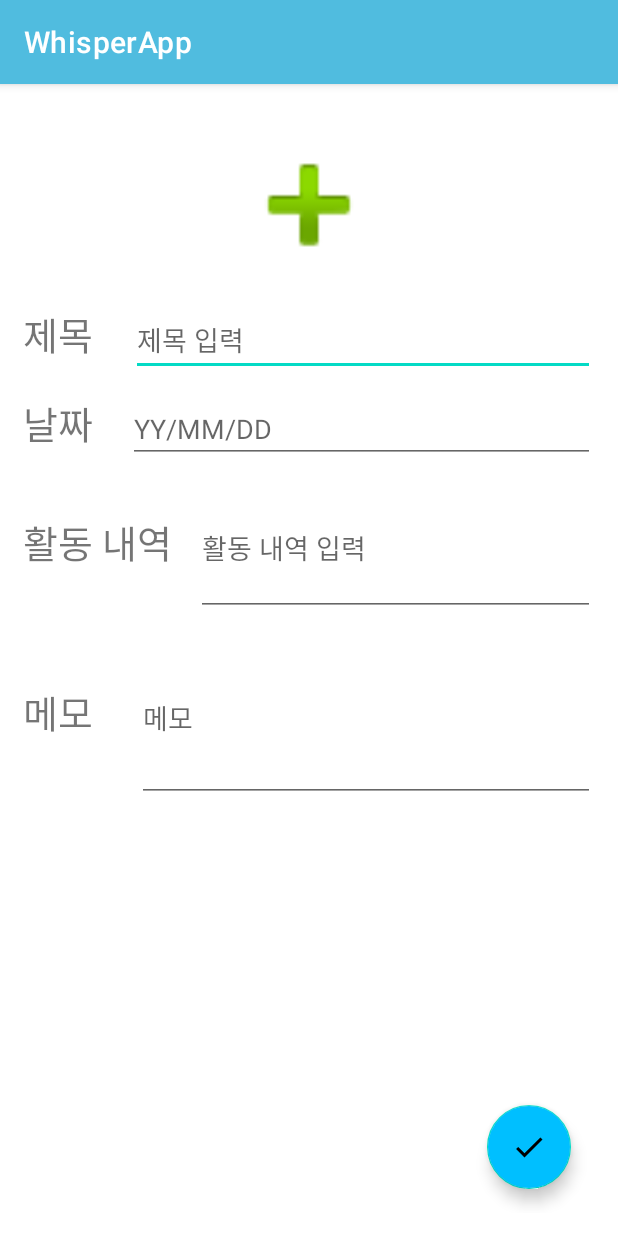
After one commit to GURU2-Android-Kotlin/whisperApp, an Android app: the PortRegActivity screen opened directly, with no data from a screen before it, on a phone screen of 412 x 824 dp. The commit adds this screen. Run offline under Robolectric (Android 15) with nearby library versions, the phone set to English and light mode, and no system bars; libraries missing offline, so code that uses them is left out: io.realm, io.realm.exceptions, io.realm.kotlin; 2 statements that could not run were skipped.

Commit message:
포트폴리오(사진 빼고)

```diff
--- a/app/src/main/AndroidManifest.xml
+++ b/app/src/main/AndroidManifest.xml
@@ -11,6 +11,8 @@
         android:supportsRtl="true"
         android:theme="@style/Theme.WhisperApp">
         <activity android:name=".EditTodoActivity"></activity>
+        <activity android:name=".PortRegActivity"/>
+        <activity android:name=".PortMainActivity"/>
         <activity
             android:name=".TodoActivity"
             android:label="@string/title_activity_todo"
--- a/app/src/main/java/com/example/whisperapp/MainActivity.kt
+++ b/app/src/main/java/com/example/whisperapp/MainActivity.kt
@@ -8,15 +8,20 @@ import org.jetbrains.anko.startActivity
 class MainActivity : AppCompatActivity() {
 
     lateinit var todobutton: Button
+    lateinit var btn_port: Button
 
     override fun onCreate(savedInstanceState: Bundle?) {
         super.onCreate(savedInstanceState)
         setContentView(R.layout.activity_main)
 
         todobutton=findViewById(R.id.todobutton)
+        btn_port = findViewById(R.id.btn_port)
 
         todobutton.setOnClickListener { view ->
             startActivity<TodoActivity>()
         }
+        btn_port.setOnClickListener {view ->
+            startActivity<PortMainActivity>()
+        }
     }
 }
--- /dev/null
+++ b/app/src/main/java/com/example/whisperapp/PortRegActivity.kt
@@ -0,0 +1,122 @@
+package com.example.whisperapp
+
+import android.os.Bundle
+import android.view.View
+import android.widget.EditText
+import android.widget.Toast
+import androidx.appcompat.app.AppCompatActivity
+import com.google.android.material.floatingactionbutton.FloatingActionButton
+import io.realm.Realm
+import io.realm.RealmConfiguration
+import io.realm.exceptions.RealmMigrationNeededException
+import io.realm.kotlin.createObject
+import io.realm.kotlin.where
+
+class PortRegActivity : AppCompatActivity() {
+
+    //lateinit var imageView_port: ImageView
+    lateinit var edtTitle_port: EditText
+    lateinit var edtDate_port: EditText
+    lateinit var edtContent_port: EditText
+    lateinit var edtMemo_port: EditText
+    lateinit var deleteFab_port: FloatingActionButton
+    lateinit var doneFab_port: FloatingActionButton
+
+    val realm1 = try {
+        val config = RealmConfiguration.Builder()
+            .deleteRealmIfMigrationNeeded()
+            .build()
+        Realm.getInstance(config)
+    } catch (ex: RealmMigrationNeededException) {
+        Realm.getDefaultInstance()
+    }
+    val Gallery = 0
+    var imgPath: String = ""
+
+    override fun onCreate(savedInstanceState: Bundle?) {
+        super.onCreate(savedInstanceState)
+        setContentView(R.layout.activity_reg_port)
+
+        //imageView_port = findViewById<ImageView>(R.id.imageView_port)
+        edtTitle_port = findViewById(R.id.edtTitle_port)
+        edtDate_port = findViewById(R.id.edtDate_port)
+        edtContent_port = findViewById(R.id.edtContent_port)
+        edtMemo_port = findViewById(R.id.edtMemo_port)
+        deleteFab_port = findViewById(R.id.deleteFab_port)
+        doneFab_port = findViewById(R.id.doneFab_port)
+
+        val id = intent.getLongExtra("id", -1L)
+        if (id == -1L) {
+            insertMode_port()
+        } else {
+            updateMode_port(id)
+        }
+    }
+
+    private fun insertMode_port() {
+        deleteFab_port.visibility = View.GONE
+        doneFab_port.setOnClickListener { insertTodo_port() }
+    }
+
+    private fun updateMode_port(id: Long) {
+        val listdb = realm1.where<portDB>().equalTo("id", id).findFirst()!!
+        edtTitle_port.setText(listdb.title)
+        edtDate_port.setText(listdb.date)
+        edtContent_port.setText(listdb.content)
+        edtMemo_port.setText(listdb.memo)
+
+        doneFab_port.setOnClickListener { updateTodo_port(id) }
+        deleteFab_port.setOnClickListener { deleteTodo_port(id) }
+    }
+
+    override fun onDestroy() {
+        super.onDestroy()
+        realm1.close()
+    }
+
+    private fun insertTodo_port() {
+        realm1.beginTransaction()
+
+        val newItem = realm1.createObject<portDB>(nextId())
+        //newItem.img = byteArrayOf()
+        newItem.title = edtTitle_port.text.toString()
+        newItem.date = edtDate_port.text.toString()
+        newItem.content = edtContent_port.text.toString()
+        newItem.memo = edtMemo_port.text.toString()
+        realm1.commitTransaction()
+        Toast.makeText(this, "저장되었습니다", Toast.LENGTH_SHORT).show()
+    }
+
+    private fun updateTodo_port(id: Long) {
+        realm1.beginTransaction()
+
+        val updateItem = realm1.where<portDB>().equalTo("id", id).findFirst()!!
+        updateItem.title = edtTitle_port.text.toString()
+        updateItem.date = edtDate_port.text.toString()
+        updateItem.content = edtContent_port.text.toString()
+        updateItem.memo = edtMemo_port.text.toString()
+
+        realm1.commitTransaction()
+        Toast.makeText(this, "변경되었습니다", Toast.LENGTH_SHORT).show()
+    }
+
+    private fun deleteTodo_port(id: Long) {
+        realm1.beginTransaction()
+
+        val deleteItem = realm1.where<portDB>().equalTo("id", id).findFirst()!!
+        deleteItem.deleteFromRealm()
+
+        realm1.commitTransaction()
+
+        Toast.makeText(this, "삭제되었습니다", Toast.LENGTH_SHORT).show()
+    }
+
+    private fun nextId(): Int {
+        val maxId = realm1.where<portDB>().max("id")
+
+        if (maxId != null) {
+            return maxId.toInt() + 1
+        }
+        return 0
+    }
+}
--- a/app/src/main/res/layout/activity_main.xml
+++ b/app/src/main/res/layout/activity_main.xml
@@ -53,7 +53,7 @@
         app:layout_constraintTop_toBottomOf="@+id/todobutton" />
 
     <Button
-        android:id="@+id/button5"
+        android:id="@+id/btn_port"
         android:layout_width="120dp"
         android:layout_height="wrap_content"
         android:layout_marginTop="12dp"
@@ -71,7 +71,7 @@
         android:layout_marginEnd="8dp"
         android:text="내 정보"
         app:layout_constraintEnd_toEndOf="parent"
-        app:layout_constraintStart_toEndOf="@+id/button5"
+        app:layout_constraintStart_toEndOf="@+id/btn_port"
         app:layout_constraintTop_toBottomOf="@+id/button3" />
 
     <ImageView
@@ -101,7 +101,7 @@
         android:textSize="22sp"
         app:layout_constraintEnd_toEndOf="parent"
         app:layout_constraintStart_toStartOf="parent"
-        app:layout_constraintTop_toBottomOf="@+id/button5" />
+        app:layout_constraintTop_toBottomOf="@+id/btn_port" />
 
     <TextView
         android:id="@+id/todoDateTextView"
--- /dev/null
+++ b/app/src/main/res/layout/activity_reg_port.xml
@@ -0,0 +1,154 @@
+<?xml version="1.0" encoding="utf-8"?>
+<androidx.constraintlayout.widget.ConstraintLayout xmlns:android="http://schemas.android.com/apk/res/android"
+    xmlns:app="http://schemas.android.com/apk/res-auto"
+    xmlns:tools="http://schemas.android.com/tools"
+    android:layout_width="match_parent"
+    android:layout_height="match_parent"
+    android:orientation="vertical"
+    android:padding="15dp">
+
+    <LinearLayout
+        android:id="@+id/linearLayout1_port"
+        android:layout_width="match_parent"
+        android:layout_height="wrap_content"
+        android:layout_margin="15dp"
+        android:orientation="vertical"
+        app:layout_constraintTop_toTopOf="parent"
+        tools:layout_editor_absoluteX="29dp">
+
+        <ImageView
+            android:id="@+id/imageView_port"
+            android:layout_width="200dp"
+            android:layout_height="100dp"
+            android:layout_gravity="center_horizontal"
+            app:srcCompat="@android:drawable/ic_input_add" />
+    </LinearLayout>
+
+    <LinearLayout
+        android:id="@+id/linearLayout2_port"
+        android:layout_width="match_parent"
+        android:layout_height="wrap_content"
+        android:layout_marginTop="16dp"
+        android:orientation="horizontal"
+        app:layout_constraintTop_toBottomOf="@+id/linearLayout1_port"
+        tools:layout_editor_absoluteX="13dp">
+
+        <TextView
+            android:layout_width="wrap_content"
+            android:layout_height="wrap_content"
+            android:layout_weight="1"
+            android:text="제목"
+            android:textSize="25sp" />
+
+        <EditText
+            android:id="@+id/edtTitle_port"
+            android:layout_width="wrap_content"
+            android:layout_height="wrap_content"
+            android:layout_weight="9"
+            android:hint="제목 입력" />
+    </LinearLayout>
+
+    <LinearLayout
+        android:id="@+id/linearLayout3_port"
+        android:layout_width="match_parent"
+        android:layout_height="wrap_content"
+        android:layout_marginTop="12dp"
+        android:orientation="horizontal"
+        android:textSize="25sp"
+        app:layout_constraintTop_toBottomOf="@+id/linearLayout2_port"
+        tools:layout_editor_absoluteX="30dp">
+
+        <TextView
+            android:layout_width="wrap_content"
+            android:layout_height="wrap_content"
+            android:layout_weight="1"
+            android:text="날짜"
+            android:textSize="25sp" />
+
+        <EditText
+            android:id="@+id/edtDate_port"
+            android:layout_width="wrap_content"
+            android:layout_height="wrap_content"
+            android:layout_weight="9"
+            android:hint="YY/MM/DD" />
+
+    </LinearLayout>
+
+    <LinearLayout
+        android:id="@+id/linearLayout4_port"
+        android:layout_width="match_parent"
+        android:layout_height="wrap_content"
+        android:layout_marginTop="12dp"
+        android:orientation="horizontal"
+        app:layout_constraintTop_toBottomOf="@+id/linearLayout3_port"
+        tools:layout_editor_absoluteX="13dp">
+
+        <TextView
+            android:layout_width="wrap_content"
+            android:layout_height="wrap_content"
+            android:layout_weight="1"
+            android:text="활동 내역"
+            android:textSize="25sp" />
+
+        <EditText
+            android:id="@+id/edtContent_port"
+            android:layout_width="wrap_content"
+            android:layout_height="wrap_content"
+            android:layout_weight="9"
+            android:hint="활동 내역 입력"
+            android:inputType="textMultiLine"
+            android:lines="3" />
+    </LinearLayout>
+
+    <LinearLayout
+        android:layout_width="match_parent"
+        android:layout_height="wrap_content"
+        android:layout_marginTop="12dp"
+        android:orientation="horizontal"
+        app:layout_constraintTop_toBottomOf="@+id/linearLayout4_port"
+        tools:layout_editor_absoluteX="16dp">
+
+        <TextView
+            android:layout_width="wrap_content"
+            android:layout_height="wrap_content"
+            android:layout_weight="1"
+            android:text="메모"
+            android:textSize="25sp" />
+
+        <EditText
+            android:id="@+id/edtMemo_port"
+            android:layout_width="wrap_content"
+            android:layout_height="wrap_content"
+            android:layout_weight="9"
+            android:hint="메모"
+            android:inputType="textMultiLine"
+            android:lines="4" />
+    </LinearLayout>
+
+    <com.google.android.material.floatingactionbutton.FloatingActionButton
+        android:id="@+id/doneFab_port"
+        android:layout_width="wrap_content"
+        android:layout_height="wrap_content"
+        android:layout_marginEnd="16dp"
+        android:layout_marginBottom="16dp"
+        android:backgroundTint="#00bfff"
+        android:clickable="true"
+        android:tint="@android:color/white"
+        app:layout_constraintBottom_toBottomOf="parent"
+        app:layout_constraintEnd_toEndOf="parent"
+        app:srcCompat="@drawable/ic_baseline_done_24" />
+
+    <com.google.android.material.floatingactionbutton.FloatingActionButton
+        android:id="@+id/deleteFab_port"
+        android:layout_width="wrap_content"
+        android:layout_height="wrap_content"
+        android:layout_marginStart="36dp"
+        android:layout_marginBottom="16dp"
+        android:backgroundTint="#00bfff"
+        android:clickable="true"
+        android:tint="@android:color/white"
+        app:layout_constraintBottom_toBottomOf="parent"
+        app:layout_constraintStart_toStartOf="parent"
+        app:srcCompat="@drawable/ic_baseline_delete_24" />
+
+</androidx.constraintlayout.widget.ConstraintLayout>
```
Also changed, not shown: app/src/main/java/com/example/whisperapp/PortAdapter.kt (added, +44 -0 lines), app/src/main/java/com/example/whisperapp/PortMainActivity.kt (added, +54 -0 lines), app/src/main/java/com/example/whisperapp/portDB.kt (added, +14 -0 lines), app/src/main/res/layout/activity_main_port.xml (added, +27 -0 lines), app/src/main/res/layout/content_main_port.xml (added, +17 -0 lines), app/src/main/res/layout/list_portfolio.xml (added, +24 -0 lines).
